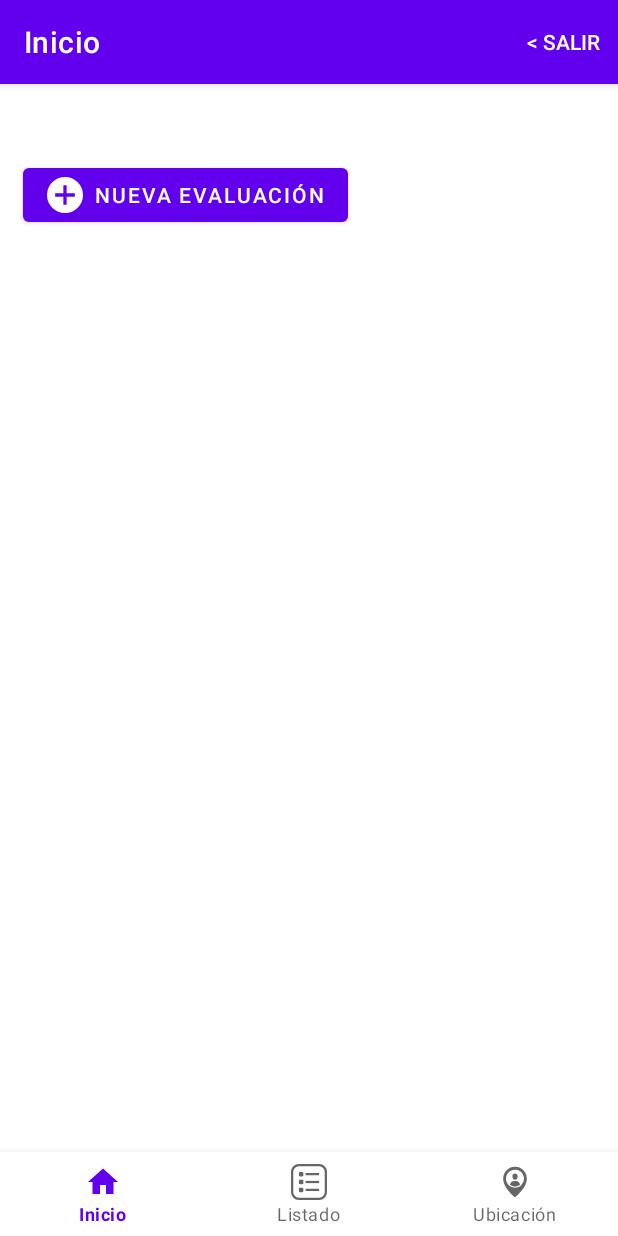
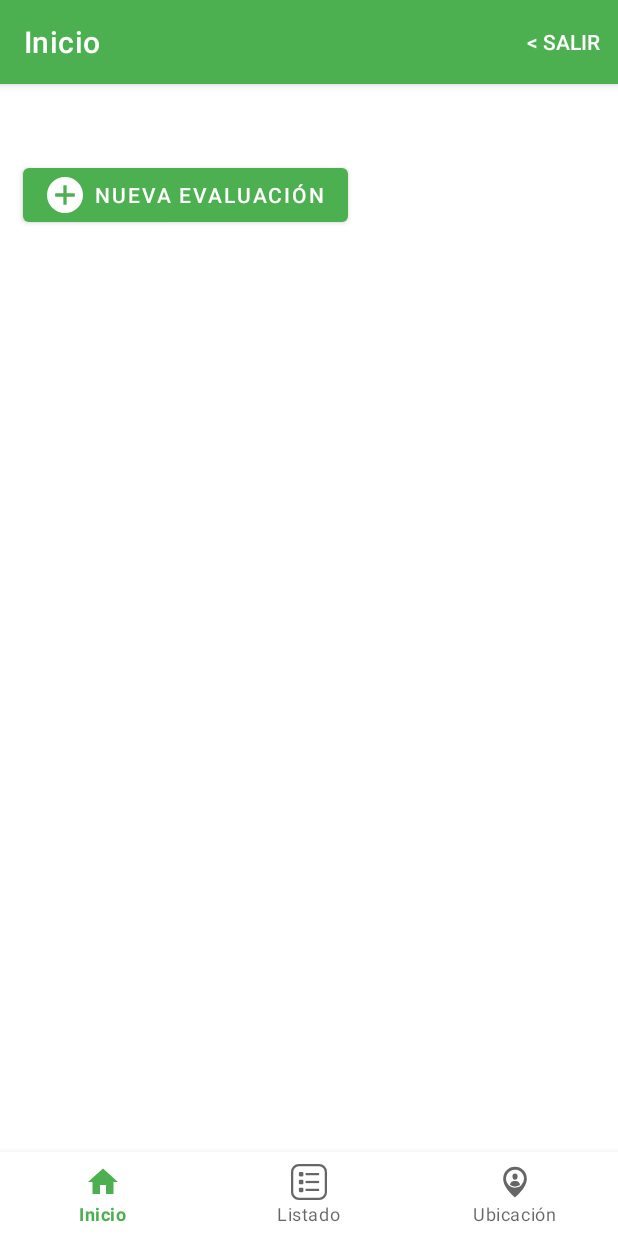
Before and after one commit to alejandrozamoraaz/PersonnelEvaluation, an Android app: the screen it shows after launch once a user with an empty profile is signed in (MainActivity), on a phone screen of 412 x 824 dp. Run offline under Robolectric (Android 15) with nearby library versions, the light colour scheme and no system bars; our stand-ins replace Firebase (no records; nobody signed in at launch, a user with empty details on screens opened directly), navigation-ui.

Commit message:
change_theme

```diff
--- a/app/src/main/java/com/example/evaluacionpersonalpruebaandroid/LoginActivity.kt
+++ b/app/src/main/java/com/example/evaluacionpersonalpruebaandroid/LoginActivity.kt
@@ -3,8 +3,11 @@ package com.example.evaluacionpersonalpruebaandroid
 import android.content.Intent
 import android.os.Bundle
 import android.util.Patterns
+import android.view.Window
+import android.view.WindowManager
 import android.widget.Toast
 import androidx.appcompat.app.AppCompatActivity
+import androidx.core.content.ContextCompat
 import com.example.evaluacionpersonalpruebaandroid.databinding.ActivityLoginBinding
 import com.google.firebase.auth.FirebaseAuth
 import java.util.regex.Pattern
@@ -29,6 +32,10 @@ class LoginActivity : AppCompatActivity() {
         super.onCreate(savedInstanceState)
         binding = ActivityLoginBinding.inflate(layoutInflater)
         setContentView(binding.root)
+        val window: Window = this.window
+        window.addFlags(WindowManager.LayoutParams.FLAG_DRAWS_SYSTEM_BAR_BACKGROUNDS)
+        window.clearFlags(WindowManager.LayoutParams.FLAG_TRANSLUCENT_STATUS)
+        window.statusBarColor = ContextCompat.getColor(this, R.color.white)
 
         auth = FirebaseAuth.getInstance()
 
--- a/app/src/main/java/com/example/evaluacionpersonalpruebaandroid/SplashScreenActivity.kt
+++ b/app/src/main/java/com/example/evaluacionpersonalpruebaandroid/SplashScreenActivity.kt
@@ -3,7 +3,10 @@ package com.example.evaluacionpersonalpruebaandroid
 import android.annotation.SuppressLint
 import android.content.Intent
 import android.os.Bundle
+import android.view.Window
+import android.view.WindowManager
 import androidx.appcompat.app.AppCompatActivity
+import androidx.core.content.ContextCompat
 import com.example.evaluacionpersonalpruebaandroid.databinding.ActivitySplashScreenBinding
 
 @SuppressLint("CustomSplashScreen")
@@ -16,6 +19,11 @@ class SplashScreenActivity : AppCompatActivity() {
         binding = ActivitySplashScreenBinding.inflate(layoutInflater)
         setContentView(binding.root)
 
+        val window: Window = this.window
+        window.addFlags(WindowManager.LayoutParams.FLAG_DRAWS_SYSTEM_BAR_BACKGROUNDS)
+        window.clearFlags(WindowManager.LayoutParams.FLAG_TRANSLUCENT_STATUS)
+        window.statusBarColor = ContextCompat.getColor(this, R.color.white)
+
         binding.imageView.alpha = 0f
         binding.imageView.animate().setDuration(1500).alpha(1f).withEndAction {
             val intent = Intent(this, LoginActivity::class.java)
--- a/app/src/main/res/layout/activity_continue_new_evaluation.xml
+++ b/app/src/main/res/layout/activity_continue_new_evaluation.xml
@@ -43,6 +43,7 @@
                 android:id="@+id/checkCleanSuit"
                 android:layout_width="match_parent"
                 android:layout_height="48dp"
+                android:checked="false"
                 android:text="@string/title_check_clean_suit"
                 tools:ignore="UseSwitchCompatOrMaterialXml" />
 
--- a/app/src/main/res/values-night/themes.xml
+++ b/app/src/main/res/values-night/themes.xml
@@ -2,20 +2,14 @@
     <!-- Base application theme. -->
     <style name="Theme.EvaluacionPersonalPruebaAndroid" parent="Theme.MaterialComponents.DayNight.DarkActionBar">
         <!-- Primary brand color. -->
-        <item name="colorPrimary">@color/purple_200</item>
-        <item name="colorPrimaryVariant">@color/purple_700</item>
+        <item name="colorPrimary">@color/green_200</item>
+        <item name="colorPrimaryVariant">@color/green_700</item>
         <item name="colorOnPrimary">@color/black</item>
         <!-- Secondary brand color. -->
-        <item name="colorSecondary">@color/teal_200</item>
-        <item name="colorSecondaryVariant">@color/teal_200</item>
+        <item name="colorSecondary">@color/white</item>
+        <item name="colorSecondaryVariant">@color/grey</item>
         <item name="colorOnSecondary">@color/black</item>
         <!-- Status bar color. -->
         <item name="android:statusBarColor" tools:targetApi="l">?attr/colorPrimaryVariant</item>
-        <!-- Customize your theme here. -->
     </style>
-
-    <!--<style name="Theme.EvaluacionPersonalPruebaAndroid.Fullscreen" parent="Theme.EvaluacionPersonalPruebaAndroid">
-        <item name="android:windowActionBarOverlay">@color/purple_200</item>
-        <item name="android:windowBackground">@color/purple_700</item>
-    </style>-->
 </resources>
--- a/app/src/main/res/values/colors.xml
+++ b/app/src/main/res/values/colors.xml
@@ -1,15 +1,10 @@
 <?xml version="1.0" encoding="utf-8"?>
 <resources>
-    <color name="purple_200">#FFBB86FC</color>
-    <color name="purple_500">#FF6200EE</color>
-    <color name="purple_700">#FF3700B3</color>
-    <color name="teal_200">#FF03DAC5</color>
-    <color name="teal_700">#FF018786</color>
+    <color name="green_200">#A5D6A7</color>
+    <color name="green_500">#4CAF50</color>
+    <color name="green_700">#388E3C</color>
     <color name="black">#FF000000</color>
+    <color name="grey">#575757</color>
     <color name="white">#FFFFFFFF</color>
-    <!--<color name="light_blue_600">#FF039BE5</color>
-    <color name="light_blue_900">#FF01579B</color>
-    <color name="light_blue_A200">#FF40C4FF</color>
-    <color name="light_blue_A400">#FF00B0FF</color>
-    <color name="black_overlay">#66000000</color>-->
+    <color name="blue">#003FFC</color>
 </resources>
--- a/app/src/main/res/values/themes.xml
+++ b/app/src/main/res/values/themes.xml
@@ -2,15 +2,14 @@
     <!-- Base application theme. -->
     <style name="Theme.EvaluacionPersonalPruebaAndroid" parent="Theme.MaterialComponents.DayNight.DarkActionBar">
         <!-- Primary brand color. -->
-        <item name="colorPrimary">@color/purple_500</item>
-        <item name="colorPrimaryVariant">@color/purple_700</item>
+        <item name="colorPrimary">@color/green_500</item>
+        <item name="colorPrimaryVariant">@color/green_700</item>
         <item name="colorOnPrimary">@color/white</item>
         <!-- Secondary brand color. -->
-        <item name="colorSecondary">@color/teal_200</item>
-        <item name="colorSecondaryVariant">@color/teal_700</item>
-        <item name="colorOnSecondary">@color/black</item>
+        <item name="colorSecondary">@color/black</item>
+        <item name="colorSecondaryVariant">@color/grey</item>
+        <item name="colorOnSecondary">@color/white</item>
         <!-- Status bar color. -->
         <item name="android:statusBarColor" tools:targetApi="l">?attr/colorPrimaryVariant</item>
-        <!-- Customize your theme here. -->
     </style>
 </resources>
```
Also changed, not shown: app/src/main/java/com/example/evaluacionpersonalpruebaandroid/adapter/ResumenListCard.kt (+26 -26 lines), app/src/main/res/layout/activity_login.xml (+8 -0 lines).
